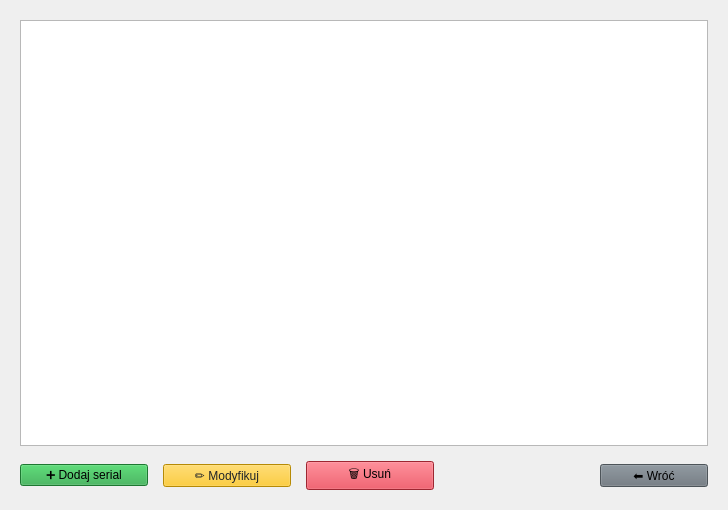
The window that FilmManager/serielistviewwidget.ui (Zachaly/Jipp_Projekt_ZS_NS) describes before a commit, drawn with Qt 5.
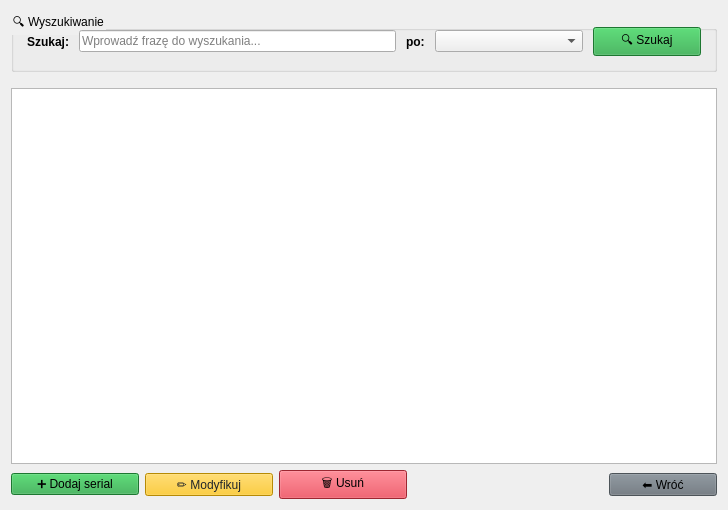
The same window after the commit. Icons and pictures are not drawn.

Commit message: add search series

```diff
--- a/FilmManager/serielistviewwidget.ui
+++ b/FilmManager/serielistviewwidget.ui
@@ -132,22 +132,99 @@
     color: #495057;
     font-weight: normal;</string>
   </property>
-  <layout class="QVBoxLayout" name="mainLayout">
-   <property name="spacing">
-    <number>15</number>
-   </property>
-   <property name="leftMargin">
-    <number>20</number>
-   </property>
-   <property name="topMargin">
-    <number>20</number>
-   </property>
-   <property name="rightMargin">
-    <number>20</number>
-   </property>
-   <property name="bottomMargin">
-    <number>20</number>
-   </property>
+  <layout class="QVBoxLayout" name="verticalLayout">
+   <item>
+    <widget class="QGroupBox" name="searchGroupBox">
+     <property name="styleSheet">
+      <string>QGroupBox {
+    margin-bottom: 10px;
+}</string>
+     </property>
+     <property name="title">
+      <string>🔍 Wyszukiwanie</string>
+     </property>
+     <layout class="QHBoxLayout" name="searchLayout">
+      <property name="spacing">
+       <number>10</number>
+      </property>
+      <property name="leftMargin">
+       <number>15</number>
+      </property>
+      <property name="topMargin">
+       <number>15</number>
+      </property>
+      <property name="rightMargin">
+       <number>15</number>
+      </property>
+      <property name="bottomMargin">
+       <number>15</number>
+      </property>
+      <item>
+       <widget class="QLabel" name="label">
+        <property name="styleSheet">
+         <string>font-weight: bold;</string>
+        </property>
+        <property name="text">
+         <string>Szukaj:</string>
+        </property>
+       </widget>
+      </item>
+      <item>
+       <widget class="QLineEdit" name="searchLineEdit">
+        <property name="styleSheet">
+         <string>QLineEdit {
+    min-width: 250px;
+}</string>
+        </property>
+        <property name="placeholderText">
+         <string>Wprowadź frazę do wyszukania...</string>
+        </property>
+       </widget>
+      </item>
+      <item>
+       <widget class="QLabel" name="label_2">
+        <property name="styleSheet">
+         <string>font-weight: bold;</string>
+        </property>
+        <property name="text">
+         <string>po:</string>
+        </property>
+       </widget>
+      </item>
+      <item>
+       <widget class="QComboBox" name="searchTypeComboBox">
+        <property name="minimumSize">
+         <size>
+          <width>148</width>
+          <height>0</height>
+         </size>
+        </property>
+       </widget>
+      </item>
+      <item>
+       <widget class="QPushButton" name="searchButton">
+        <property name="styleSheet">
+         <string>QPushButton {
+    background-color: #28a745;
+    min-width: 100px;
+}
+
+QPushButton:hover {
+    background-color: #218838;
+}
+
+QPushButton:pressed {
+    background-color: #1e7e34;
+}</string>
+        </property>
+        <property name="text">
+         <string>🔍 Szukaj</string>
+        </property>
+       </widget>
+      </item>
+     </layout>
+    </widget>
+   </item>
    <item>
     <widget class="QListWidget" name="serieList"/>
    </item>
```
The commit also changes 2 other files.
